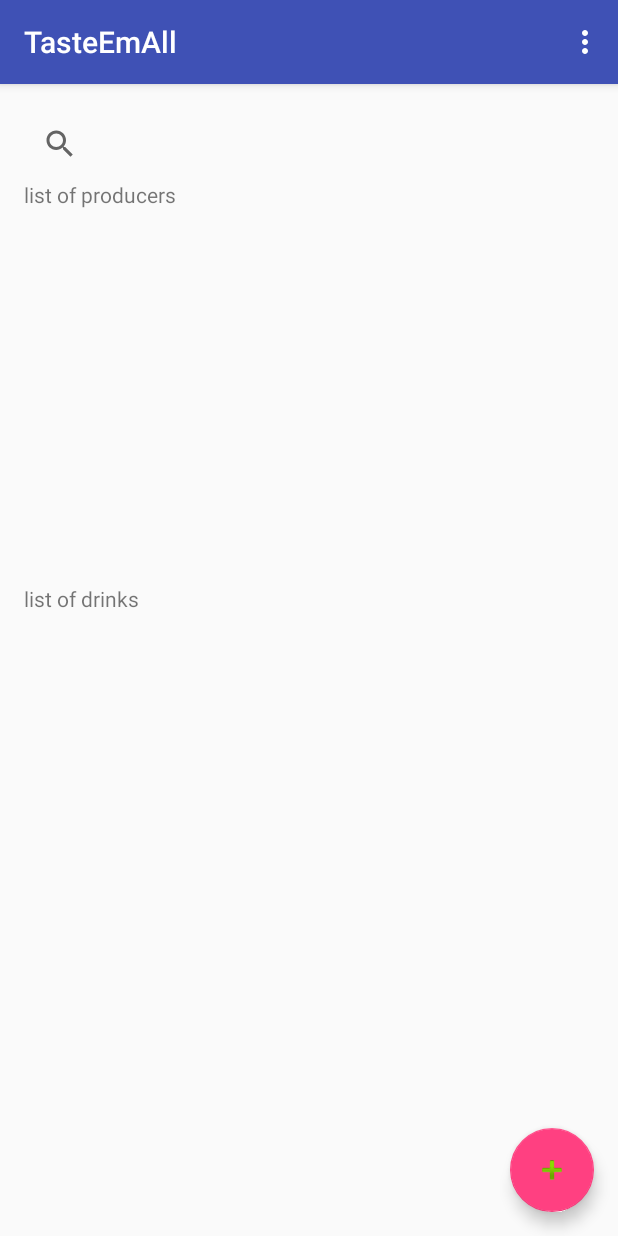
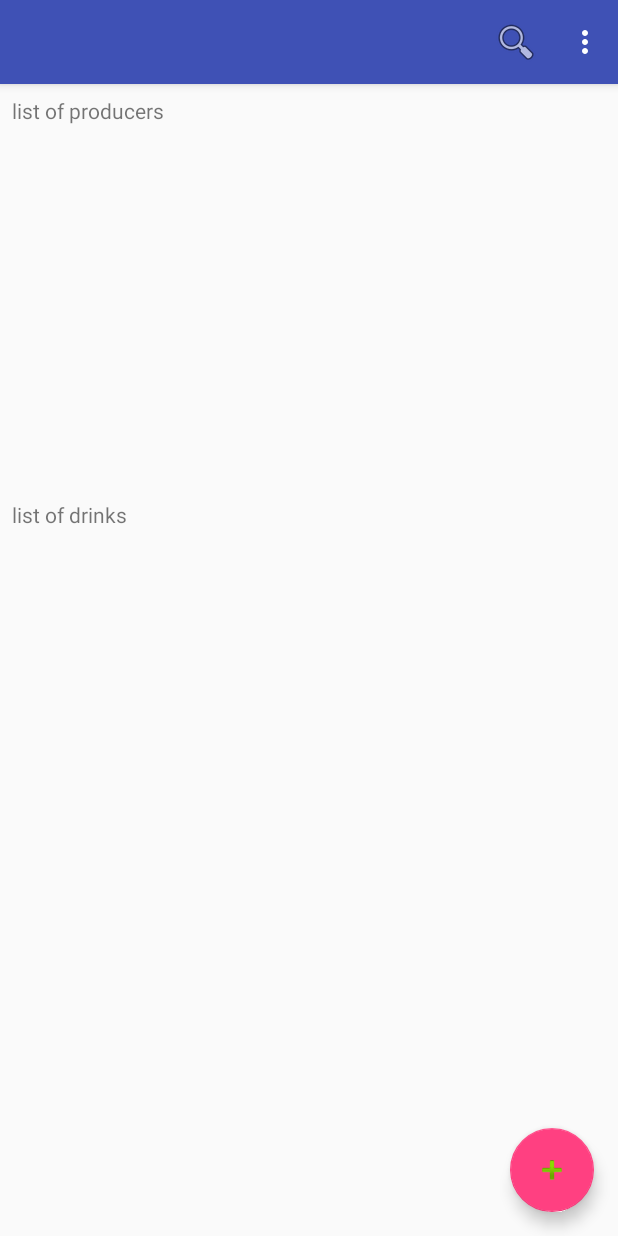
Before and after one commit to fbartnitzek/TasteEmAll, an Android app: the screen it shows after launch (MainActivity), on a phone screen of 412 x 824 dp. Run offline under Robolectric (Android 15) with nearby library versions, the phone set to English and light mode, and no system bars.

Commit message:
updated MainSearch - now in Toolbar   layout + styles + toolbar = nightmare   at least now its working ...

```diff
--- a/app/src/main/java/com/example/fbartnitzek/tasteemall/MainActivity.java
+++ b/app/src/main/java/com/example/fbartnitzek/tasteemall/MainActivity.java
@@ -3,14 +3,16 @@ package com.example.fbartnitzek.tasteemall;
 import android.content.Intent;
 import android.os.Bundle;
 import android.support.design.widget.FloatingActionButton;
+import android.support.v4.view.MenuItemCompat;
 import android.support.v7.app.AppCompatActivity;
+import android.support.v7.widget.SearchView;
 import android.support.v7.widget.Toolbar;
 import android.util.Log;
 import android.view.Menu;
 import android.view.MenuItem;
 import android.view.View;
 
-public class MainActivity extends AppCompatActivity implements View.OnClickListener {
+public class MainActivity extends AppCompatActivity implements View.OnClickListener, SearchView.OnQueryTextListener {
 
     private static final String LOG_TAG = MainActivity.class.getName();
 
@@ -21,6 +23,15 @@ public class MainActivity extends AppCompatActivity implements View.OnClickListe
         setContentView(R.layout.activity_main);
         Toolbar toolbar = (Toolbar) findViewById(R.id.toolbar);
         setSupportActionBar(toolbar);
+        getSupportActionBar().setDisplayShowTitleEnabled(false);
+
+        if (true) {
+            getSupportActionBar().setElevation(0f);
+        }
+
+        //MainFragment seems to get called by xml...
+//        MainFragment fragment = (MainFragment) getSupportFragmentManager()
+//                .findFragmentById(R.id.fragment_main);
 
         FloatingActionButton fab = (FloatingActionButton) findViewById(R.id.fab_add);
         fab.setOnClickListener(this);
@@ -28,8 +39,12 @@ public class MainActivity extends AppCompatActivity implements View.OnClickListe
 
     @Override
     public boolean onCreateOptionsMenu(Menu menu) {
+        Log.v(LOG_TAG, "onCreateOptionsMenu, hashCode=" + this.hashCode() + ", " + "menu = [" + menu + "]");
         // Inflate the menu; this adds items to the action bar if it is present.
         getMenuInflater().inflate(R.menu.menu_main, menu);
+        final MenuItem item = menu.findItem(R.id.search_all);
+        final SearchView searchView = (SearchView) MenuItemCompat.getActionView(item);
+        searchView.setOnQueryTextListener(this);
         return true;
     }
 
@@ -58,4 +73,26 @@ public class MainActivity extends AppCompatActivity implements View.OnClickListe
         }
 
     }
+
+    @Override
+    public boolean onQueryTextSubmit(String query) {
+        refreshFragmentLists(query);
+        return true;
+    }
+
+    private void refreshFragmentLists(String query) {
+        MainFragment fragment = (MainFragment) getSupportFragmentManager().findFragmentById(R.id.fragment_main);
+        if (fragment != null) {
+            Log.v(LOG_TAG, "refreshFragmentLists refreshing fragment, hashCode=" + this.hashCode() + ", " + "query = [" + query + "]");
+            fragment.refreshLists(query);
+        } else {
+            Log.v(LOG_TAG, "refreshFragmentLists and fragment == null..., hashCode=" + this.hashCode() + ", " + "query = [" + query + "]");
+        }
+    }
+
+    @Override
+    public boolean onQueryTextChange(String newText) {
+        refreshFragmentLists(newText);
+        return false;
+    }
 }
--- a/app/src/main/res/layout/activity_main.xml
+++ b/app/src/main/res/layout/activity_main.xml
@@ -1,36 +1,8 @@
 <?xml version="1.0" encoding="utf-8"?>
-<android.support.design.widget.CoordinatorLayout
+<fragment
     xmlns:android="http://schemas.android.com/apk/res/android"
     xmlns:app="http://schemas.android.com/apk/res-auto"
-    xmlns:tools="http://schemas.android.com/tools"
+    android:id="@+id/fragment_main"
+    android:name="com.example.fbartnitzek.tasteemall.MainFragment"
     android:layout_width="match_parent"
-    android:layout_height="match_parent"
-    android:fitsSystemWindows="true"
-    tools:context="com.example.fbartnitzek.tasteemall.MainActivity">
-
-    <android.support.design.widget.AppBarLayout
-        android:layout_width="match_parent"
-        android:layout_height="wrap_content"
-        android:theme="@style/AppTheme.AppBarOverlay">
-
-        <android.support.v7.widget.Toolbar
-            android:id="@+id/toolbar"
-            android:layout_width="match_parent"
-            android:layout_height="?attr/actionBarSize"
-            android:background="?attr/colorPrimary"
-            app:popupTheme="@style/AppTheme.PopupOverlay"/>
-
-    </android.support.design.widget.AppBarLayout>
-
-    <include layout="@layout/content_main"/>
-
-    <!-- add float button -->
-    <android.support.design.widget.FloatingActionButton
-        android:id="@+id/fab_add"
-        android:layout_width="wrap_content"
-        android:layout_height="wrap_content"
-        android:layout_gravity="bottom|end"
-        android:layout_margin="@dimen/fab_margin"
-        android:src="@android:drawable/ic_input_add"/>
-
-</android.support.design.widget.CoordinatorLayout>
+    android:layout_height="wrap_content"/>
--- a/app/src/main/res/layout/content_main.xml
+++ b/app/src/main/res/layout/content_main.xml
@@ -1,3 +1,4 @@
+<!-- TODO: useless...? -->
 <fragment
     android:id="@+id/fragment"
     android:name="com.example.fbartnitzek.tasteemall.MainFragment"
--- a/app/src/main/res/layout/fragment_main.xml
+++ b/app/src/main/res/layout/fragment_main.xml
@@ -1,24 +1,48 @@
-<RelativeLayout xmlns:android="http://schemas.android.com/apk/res/android"
+<FrameLayout
+    xmlns:android="http://schemas.android.com/apk/res/android"
+    xmlns:app="http://schemas.android.com/apk/res-auto"
     xmlns:tools="http://schemas.android.com/tools"
     android:layout_width="match_parent"
-                android:layout_height="match_parent"
-                android:paddingBottom="@dimen/activity_vertical_margin"
-                android:paddingLeft="@dimen/activity_horizontal_margin"
-                android:paddingRight="@dimen/activity_horizontal_margin"
-                android:paddingTop="@dimen/activity_vertical_margin"
-                tools:context=".MainFragment"
-                tools:showIn="@layout/activity_main">
+    android:layout_height="match_parent">
 
-    <android.support.v7.widget.SearchView
-        android:id="@+id/search_all"
-        android:queryHint="search for producer or drink"
-        android:layout_width="match_parent"
-        android:layout_height="wrap_content"/>
-
-    <ScrollView
-        android:layout_below="@id/search_all"
+    <android.support.design.widget.CoordinatorLayout
         android:layout_width="match_parent"
         android:layout_height="match_parent">
+
+        <android.support.design.widget.AppBarLayout
+            android:id="@+id/appbar"
+            android:layout_width="match_parent"
+            android:layout_height="wrap_content"
+            android:theme="@style/ThemeOverlay.AppCompat.Dark.ActionBar"
+            app:elevation="4dp">
+
+            <android.support.v7.widget.Toolbar
+                android:id="@+id/toolbar"
+                android:layout_width="match_parent"
+                android:layout_height="?attr/actionBarSize"
+                android:background="?attr/colorPrimary"
+                android:elevation="0dp"
+                app:layout_scrollFlags="scroll|enterAlways"
+                app:theme="@style/ThemeOverlay.AppCompat.Dark.ActionBar">
+
+                <!--<ImageView-->
+                    <!--android:layout_marginTop="?attr/actionBarSize"-->
+                    <!--android:layout_width="wrap_content"-->
+                    <!--android:layout_height="?attr/listPreferredItemHeight"-->
+                    <!--android:layout_gravity="center_horizontal"-->
+                    <!--android:contentDescription="@string/app_name"-->
+                    <!--android:scaleType="center"-->
+                    <!--android:src="@mipmap/ic_launcher"/>-->
+
+            </android.support.v7.widget.Toolbar>
+        </android.support.design.widget.AppBarLayout>
+
+        <!--<include layout="@layout/content_main"/>-->
+        <android.support.v4.widget.NestedScrollView
+            android:padding="8dp"
+            android:layout_width="match_parent"
+            android:layout_height="match_parent"
+            app:layout_behavior="@string/appbar_scrolling_view_behavior">
 
             <LinearLayout
                 android:layout_width="match_parent"
@@ -51,15 +75,17 @@
 
             </LinearLayout>
 
-    </ScrollView>
+        </android.support.v4.widget.NestedScrollView>
 
-    <!--<Button-->
-        <!--android:id="@+id/button_refresh"-->
-        <!--android:text="refresh"-->
-        <!--android:layout_width="wrap_content"-->
-        <!--android:layout_height="wrap_content"-->
-        <!--android:layout_below="@id/search_all"/>-->
+        <!-- add float button -->
+        <android.support.design.widget.FloatingActionButton
+            android:id="@+id/fab_add"
+            android:layout_width="wrap_content"
+            android:layout_height="wrap_content"
+            android:layout_gravity="bottom|end"
+            android:layout_margin="@dimen/fab_margin"
+            android:src="@android:drawable/ic_input_add"/>
 
+    </android.support.design.widget.CoordinatorLayout>
 
-
-</RelativeLayout>
+</FrameLayout>
--- a/app/src/main/res/menu/menu_main.xml
+++ b/app/src/main/res/menu/menu_main.xml
@@ -2,6 +2,13 @@
       xmlns:app="http://schemas.android.com/apk/res-auto"
       xmlns:tools="http://schemas.android.com/tools"
       tools:context="com.example.fbartnitzek.tasteemall.MainActivity">
+    <item
+        android:id="@+id/search_all"
+        android:title="@string/search_title"
+        android:icon="@android:drawable/ic_menu_search"
+        app:showAsAction="collapseActionView|ifRoom"
+        app:actionViewClass="android.support.v7.widget.SearchView"/>
+
     <item
         android:id="@+id/action_settings"
         android:orderInCategory="100"
--- a/app/src/main/res/values/strings.xml
+++ b/app/src/main/res/values/strings.xml
@@ -9,4 +9,6 @@
     <string name="title_add_drink_activity">add drink</string>
 
     <string name="location_completion_postfix">(<xliff:g id="location">%1$s</xliff:g>)</string>
+    <string name="search_title">search</string>
+    <string name="search_hint">you may search a drink,, a producer or a producer-location</string>
 </resources>
--- a/app/src/main/res/values/styles.xml
+++ b/app/src/main/res/values/styles.xml
@@ -1,17 +1,24 @@
 <resources xmlns:android="http://schemas.android.com/apk/res/android">
 
     <!-- Base application theme. -->
-    <style name="AppTheme" parent="Theme.AppCompat.Light.DarkActionBar">
+    <style name="AppTheme" parent="@style/Theme.AppCompat.Light.NoActionBar">
         <!-- Customize your theme here. -->
         <item name="colorPrimary">@color/colorPrimary</item>
         <item name="colorPrimaryDark">@color/colorPrimaryDark</item>
         <item name="colorAccent">@color/colorAccent</item>
+        <item name="toolbarStyle">@style/Toolbar</item>
     </style>
 
-    <style name="AppTheme.NoActionBar">
-        <item name="windowActionBar">false</item>
-        <item name="windowNoTitle">true</item>
+    <!-- main activity toolbar style -->
+    <style name="Toolbar" parent="Widget.AppCompat.Toolbar">
+        <item name="android:background">?attr/colorPrimary</item>
+        <item name="popupTheme">@style/Theme.AppCompat.Light</item>
     </style>
+
+    <!--<style name="AppTheme.NoActionBar">-->
+        <!--<item name="windowActionBar">false</item>-->
+        <!--<item name="windowNoTitle">true</item>-->
+    <!--</style>-->
 
     <style name="AppTheme.AppBarOverlay" parent="ThemeOverlay.AppCompat.Dark.ActionBar"/>
 
--- /dev/null
+++ b/app/src/main/res/xml/searchable.xml
@@ -0,0 +1,5 @@
+<?xml version="1.0" encoding="utf-8"?>
+<!-- TODO: useless...? -->
+<searchable xmlns:android="http://schemas.android.com/apk/res/android"
+    android:label="@string/app_name"
+    android:hint="@string/search_hint"/>
```
Also changed, not shown: app/src/main/AndroidManifest.xml (+5 -6 lines), app/src/main/java/com/example/fbartnitzek/tasteemall/MainFragment.java (+8 -23 lines), app/src/main/res/menu/menu_producer.xml (renamed from app/src/main/res/menu/menu_brewery.xml). Lines whose indentation alone changed are shown as unchanged.
